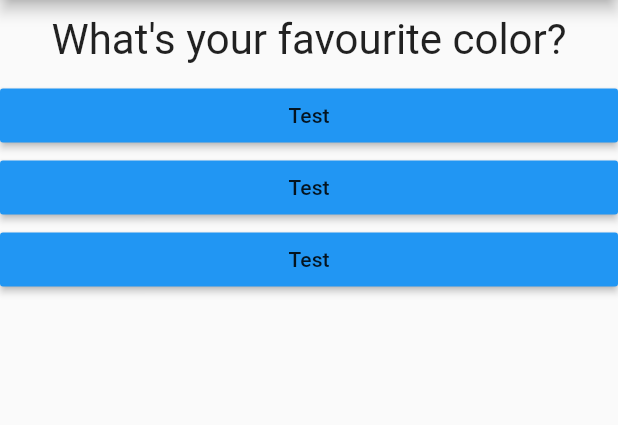
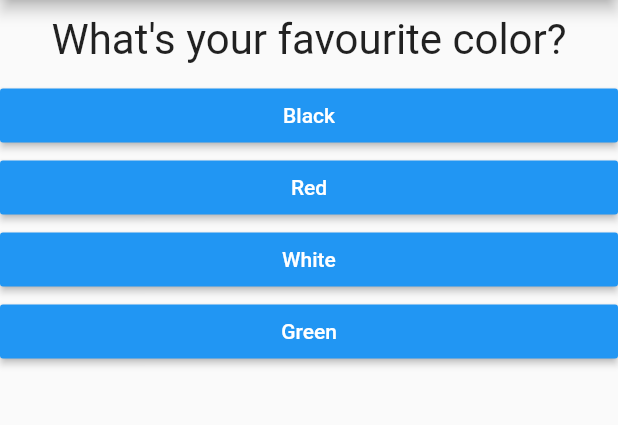
Before and after one commit to cSharpieDart/flutter_quiz_app, a Flutter app: the screen it shows after launch, on a phone screen of 412 x 824 dp, the part 84-509 px from its top. Run offline on Flutter 3.47's test engine with Material 2 defaults, Android fonts, the phone set to English and light mode, and no system bars.

Commit message:
refactored - up to 2.51

```diff
--- a/lib/answer.dart
+++ b/lib/answer.dart
@@ -3,8 +3,9 @@ import 'package:flutter/material.dart';
 class Answer extends StatelessWidget {
 
   final Function selectHandler;
+  final String answerText;
 
-  Answer(this.selectHandler);
+  Answer(this.selectHandler, this.answerText);
 
   @override
   Widget build(BuildContext context) {
@@ -12,8 +13,9 @@ class Answer extends StatelessWidget {
       width: double.infinity,
       child: RaisedButton(
         color: Colors.blue,
+        textColor: Colors.white,
         onPressed: selectHandler,
-        child: Text('Test'),
+        child: Text(answerText),
       ),
     );
   }
--- a/lib/main.dart
+++ b/lib/main.dart
@@ -1,6 +1,6 @@
 import 'package:flutter/material.dart';
-import './question.dart';
-import './answer.dart';
+import './quiz.dart';
+import './result.dart';
 
 //same as
 // void main() => runApp(MyApp());
@@ -19,6 +19,21 @@ class MyApp extends StatefulWidget {
 class _MyAppState extends State<MyApp> {
   var _questionIndex = 0;
 
+  final _questions = const [
+    {
+      'questionText': 'What\'s your favourite color?',
+      'answers': ['Black', 'Red', 'White', 'Green'],
+    },
+    {
+      'questionText': 'What\'s your favourite animal?',
+      'answers': ['Dog', 'Cat', 'Bee', 'Fish'],
+    },
+    {
+      'questionText': 'What\'s your favourite food?',
+      'answers': ['Burgers', 'Chicken', 'Fish', 'Lamb'],
+    }
+  ];
+
   void _answerQuestion() {
     setState(() {
       _questionIndex = _questionIndex + 1;
@@ -29,27 +44,14 @@ class _MyAppState extends State<MyApp> {
 
   @override
   Widget build(BuildContext context) {
-    var questions = [
-      'What\'s your favourite color?',
-      'What\'s your favourite animal?',
-      'What\'s your favourite tree?',
-    ];
-
     return MaterialApp(
       home: Scaffold(
         appBar: AppBar(
           title: Text('Quiz App'),
         ),
-        body: Column(
-          children: <Widget>[
-            Question(
-              questions[_questionIndex],
-            ),
-            Answer(_answerQuestion),
-            Answer(_answerQuestion),
-            Answer(_answerQuestion),
-          ],
-        ),
+        body: _questionIndex < _questions.length
+            ? Quiz(answerQuestion: _answerQuestion, questionIndex: _questionIndex, questions: _questions,)
+            : Result(),
       ),
     );
   }
--- /dev/null
+++ b/lib/quiz.dart
@@ -0,0 +1,28 @@
+import 'package:flutter/material.dart';
+import './question.dart';
+import './answer.dart';
+
+class Quiz extends StatelessWidget {
+  final List<Map<String, Object>> questions;
+  final int questionIndex;
+  final Function answerQuestion;
+
+  Quiz(
+      {@required this.questions,
+      @required this.answerQuestion,
+      @required this.questionIndex});
+
+  @override
+  Widget build(BuildContext context) {
+    return Column(
+      children: <Widget>[
+        Question(
+          questions[questionIndex]['questionText'],
+        ),
+        ...(questions[questionIndex]['answers'] as List<String>).map((answer) {
+          return Answer(answerQuestion, answer);
+        }).toList()
+      ],
+    );
+  }
+}
--- /dev/null
+++ b/lib/result.dart
@@ -0,0 +1,10 @@
+import 'package:flutter/material.dart';
+
+class Result extends StatelessWidget {
+  @override
+  Widget build(BuildContext context) {
+    return Center(
+                child: Text("You finished the quiz."),
+              );
+  }
+}
```
